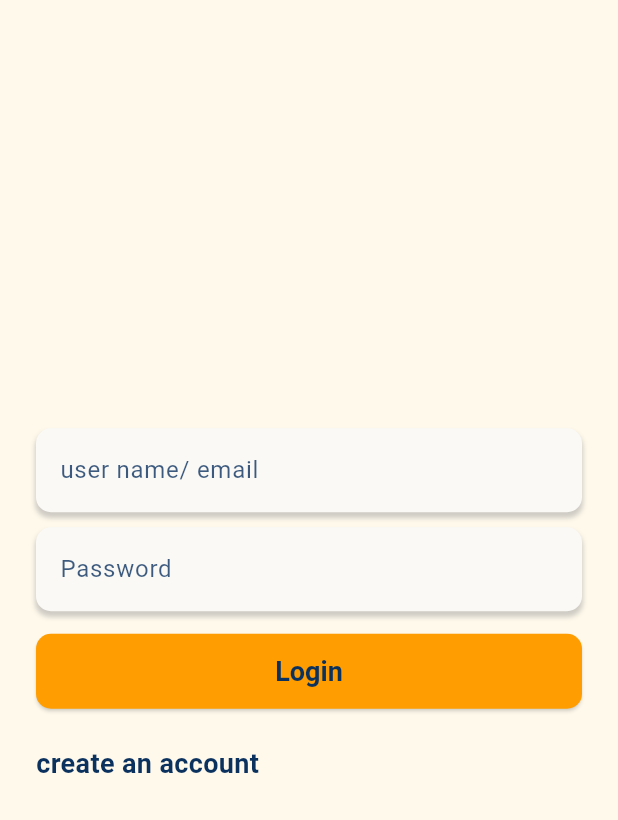
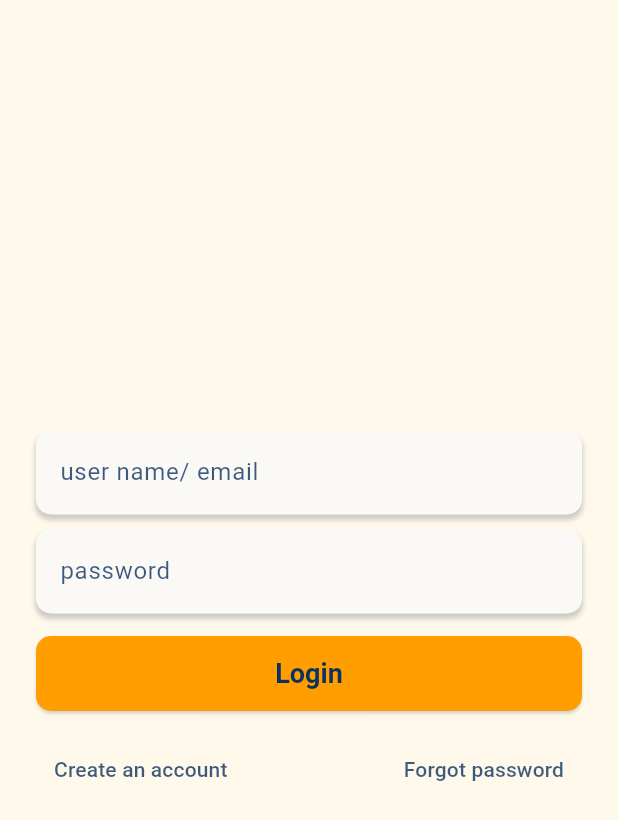
Before and after one commit to Fateme-Afshar/shop, a Flutter app: the screen it shows after launch, on a phone screen of 412 x 824 dp. Shown: the top 820 px of the screen. Run offline on Flutter 3.47's test engine with Material 3 defaults, Android fonts, the phone set to English and light mode, and no system bars; Roboto replaces fonts that are missing (segoe).

Commit message:
Complete Login page.

```diff
--- a/lib/presenters/login/login-page.dart
+++ b/lib/presenters/login/login-page.dart
@@ -1,12 +1,10 @@
-
-
 import 'package:flutter/cupertino.dart';
 import 'package:flutter/material.dart';
 
 import '../../custom-widget/custom-button.dart';
 import '../../custom-widget/custom-text-field.dart';
 
-class LoginPage extends StatelessWidget{
+class LoginPage extends StatelessWidget {
   const LoginPage({super.key});
 
   @override
@@ -22,16 +20,16 @@ class LoginPage extends StatelessWidget{
           child: Column(
             mainAxisAlignment: MainAxisAlignment.center,
             children: [
-              InputTextField(
-                textFieldKey: const Key("usernameField"),
+              const InputTextField(
+                textFieldKey: Key("usernameField"),
                 hint: "user name/ email",
               ),
               const SizedBox(
                 height: 10,
               ),
-              InputTextField(
-                textFieldKey: const Key("passwordField"),
-                hint: "Password",
+              const InputTextField(
+                textFieldKey: Key("passwordField"),
+                hint: "password",
               ),
               const SizedBox(
                 height: 15,
@@ -41,16 +39,42 @@ class LoginPage extends StatelessWidget{
                 buttonText: "Login",
                 onPress: () {},
               ),
-              const Align(
-                alignment: Alignment.centerLeft,
-                child: Padding(
-                  padding: EdgeInsets.only(top: 24, bottom: 16),
-                  child: Text(
-                    "create an account",
-                    textAlign: TextAlign.start,
-                    style: TextStyle(fontSize: 18),
+              const SizedBox(
+                height: 15,
+              ),
+              Row(
+                children: [
+                  TextButton(
+                    onPressed: () {},
+                    child: const Text(
+                      "Create an account",
+                      textAlign: TextAlign.start,
+                      style: TextStyle(
+                          fontSize: 14,
+                          color: Color.fromARGB(
+                            203,
+                            11,
+                            49,
+                            94,
+                          )),
+                    ),
                   ),
-                ),
+                  const Spacer(),
+                  TextButton(
+                      onPressed: () {},
+                      child: const Text(
+                        "Forgot password",
+                        textAlign: TextAlign.start,
+                        style: TextStyle(
+                            fontSize: 14,
+                            color: Color.fromARGB(
+                              203,
+                              11,
+                              49,
+                              94,
+                            )),
+                      ))
+                ],
               )
             ],
           ),
@@ -58,5 +82,4 @@ class LoginPage extends StatelessWidget{
       ),
     );
   }
-
 }
```
